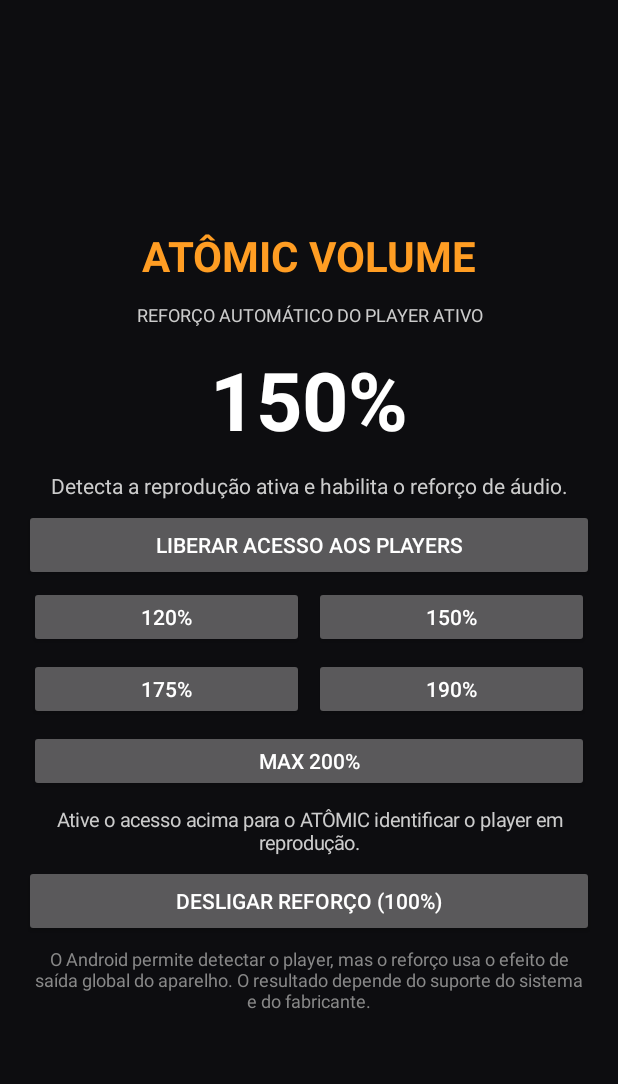
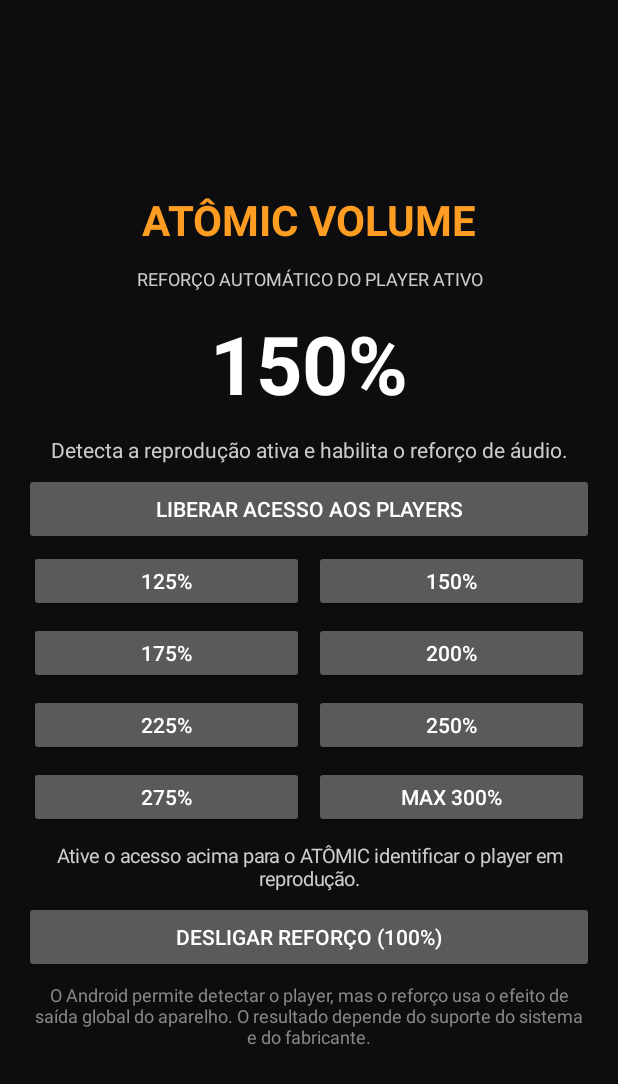
Before and after one commit to binhozer09/ATOMIC-VOLUME, an Android app: the screen it shows after launch (MainActivity), after a tap on an icon or button, on a phone screen of 412 x 824 dp. Shown: the top 1084 px of the screen. Run offline under Robolectric (Android 15) with nearby library versions, the phone set to English and light mode, and no system bars; 3 other taps on this screen came first.

Commit message:
Increase ATOMIC VOLUME boost presets to 300 percent

```diff
--- a/app/src/main/java/com/atomicvolume/MainActivity.kt
+++ b/app/src/main/java/com/atomicvolume/MainActivity.kt
@@ -21,7 +21,7 @@ class MainActivity : Activity() {
         super.onCreate(savedInstanceState)
         window.statusBarColor = Color.rgb(13, 13, 16)
         window.navigationBarColor = Color.rgb(13, 13, 16)
-        percent = getSharedPreferences("atomic_volume", MODE_PRIVATE).getInt("percent", 150).coerceIn(100, 200)
+        percent = getSharedPreferences("atomic_volume", MODE_PRIVATE).getInt("percent", 150).coerceIn(100, 300)
         val root = LinearLayout(this).apply {
             orientation = LinearLayout.VERTICAL
             gravity = Gravity.CENTER
@@ -43,11 +43,11 @@ class MainActivity : Activity() {
             text = "LIBERAR ACESSO AOS PLAYERS"
             setOnClickListener { startActivity(Intent(Settings.ACTION_NOTIFICATION_LISTENER_SETTINGS)) }
         }, LinearLayout.LayoutParams.MATCH_PARENT, LinearLayout.LayoutParams.WRAP_CONTENT)
-        listOf(120, 150, 175, 190, 200).chunked(2).forEach { pair ->
+        listOf(125, 150, 175, 200, 225, 250, 275, 300).chunked(2).forEach { pair ->
             val row = LinearLayout(this).apply { gravity = Gravity.CENTER }
             pair.forEach { level ->
                 row.addView(Button(this).apply {
-                    text = if (level == 200) "MAX 200%" else "$level%"
+                    text = if (level == 300) "MAX 300%" else "$level%"
                     setOnClickListener { setBoost(level) }
                 }, LinearLayout.LayoutParams(0, 62, 1f).apply { setMargins(5, 5, 5, 5) })
             }
@@ -84,7 +84,7 @@ class MainActivity : Activity() {
     }
 
     private fun setBoost(value: Int) {
-        percent = value.coerceIn(100, 200)
+        percent = value.coerceIn(100, 300)
         getSharedPreferences("atomic_volume", MODE_PRIVATE).edit().putInt("percent", percent).apply()
         amount.text = "$percent%"
         if (percent == 100) {
```
